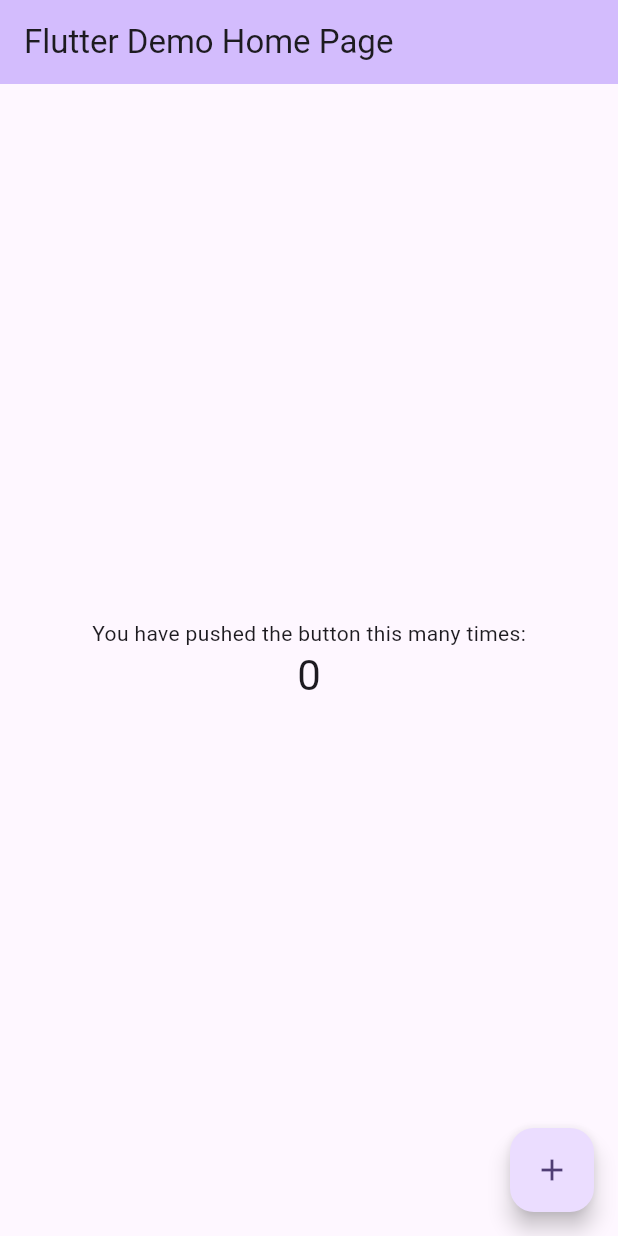
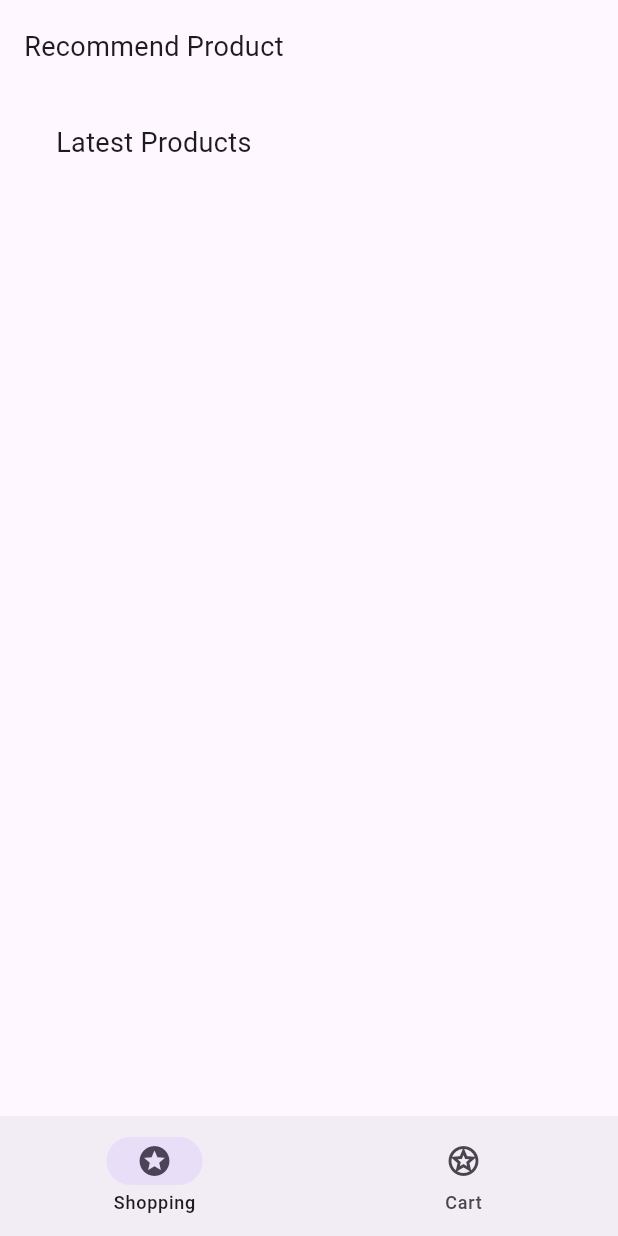
Before and after one commit to iiwvpaang/homework_test, a Flutter app: the screen it shows after launch, on a phone screen of 412 x 824 dp. Run offline on Flutter 3.47's test engine with Material 3 defaults, Android fonts, the phone set to English and light mode, and no system bars.

Commit message:
feat(ui): first draft of layout

```diff
--- a/lib/main.dart
+++ b/lib/main.dart
@@ -1,4 +1,5 @@
 import 'package:flutter/material.dart';
+import 'package:homework_test/screens/tab_bar_bottom.dart';
 
 void main() {
   runApp(const HomeworkTest());
@@ -13,57 +14,16 @@ class HomeworkTest extends StatelessWidget {
     return MaterialApp(
       title: 'Homework Test',
       theme: ThemeData(
+        scaffoldBackgroundColor: const Color(0xFFFEF7FF),
         colorScheme: ColorScheme.fromSeed(seedColor: Colors.deepPurple),
         useMaterial3: true,
+        textTheme: TextTheme(
+          bodyLarge: TextStyle(fontSize: 20.0),
+          bodyMedium: TextStyle(fontSize: 18.0),
+          bodySmall: TextStyle(fontSize: 16.0),
+        ),
       ),
-      home: const MyHomePage(title: 'Flutter Demo Home Page'),
+      home: const TabBarBottom(),
     );
   }
 }
-
-class MyHomePage extends StatefulWidget {
-  const MyHomePage({super.key, required this.title});
-  final String title;
-
-  @override
-  State<MyHomePage> createState() => _MyHomePageState();
-}
-
-class _MyHomePageState extends State<MyHomePage> {
-  int _counter = 0;
-
-  void _incrementCounter() {
-    setState(() {
-      _counter++;
-    });
-  }
-
-  @override
-  Widget build(BuildContext context) {
-    return Scaffold(
-      appBar: AppBar(
-        backgroundColor: Theme.of(context).colorScheme.inversePrimary,
-        title: Text(widget.title),
-      ),
-      body: Center(
-        child: Column(
-          mainAxisAlignment: MainAxisAlignment.center,
-          children: <Widget>[
-            const Text(
-              'You have pushed the button this many times:',
-            ),
-            Text(
-              '$_counter',
-              style: Theme.of(context).textTheme.headlineMedium,
-            ),
-          ],
-        ),
-      ),
-      floatingActionButton: FloatingActionButton(
-        onPressed: _incrementCounter,
-        tooltip: 'Increment',
-        child: const Icon(Icons.add),
-      ), // This trailing comma makes auto-formatting nicer for build methods.
-    );
-  }
-}
--- /dev/null
+++ b/lib/screens/cart.dart
@@ -0,0 +1,30 @@
+import 'package:flutter/material.dart';
+
+class Cart extends StatefulWidget {
+  const Cart({super.key});
+
+  @override
+  State<Cart> createState() => _CartState();
+}
+
+class _CartState extends State<Cart> {
+  @override
+  Widget build(BuildContext context) {
+    return Scaffold(
+      extendBodyBehindAppBar: false,
+      appBar: PreferredSize(
+        preferredSize: Size.fromHeight(10.0),
+        child: AppBar(
+          forceMaterialTransparency: true,
+          elevation: 0.0,
+          iconTheme: const IconThemeData(
+            color: Colors.black,
+          ),
+        ),
+      ),
+      body: Column(
+        children: [],
+      ),
+    );
+  }
+}
--- /dev/null
+++ b/lib/screens/latest_product.dart
@@ -0,0 +1,21 @@
+import 'package:flutter/cupertino.dart';
+
+import '../widgets/title_bar.dart';
+
+class LatestProduct extends StatefulWidget {
+  const LatestProduct({super.key});
+
+  @override
+  State<LatestProduct> createState() => _LatestProductState();
+}
+
+class _LatestProductState extends State<LatestProduct> {
+  @override
+  Widget build(BuildContext context) {
+    return Column(
+      children: [
+        TitleBar(titleName: 'Latest Products'),
+      ],
+    );
+  }
+}
--- /dev/null
+++ b/lib/screens/recommend_product.dart
@@ -0,0 +1,22 @@
+import 'package:flutter/cupertino.dart';
+import 'package:flutter/material.dart';
+
+import '../widgets/title_bar.dart';
+
+class RecommendProduct extends StatefulWidget {
+  const RecommendProduct({super.key});
+
+  @override
+  State<RecommendProduct> createState() => _RecommendProductState();
+}
+
+class _RecommendProductState extends State<RecommendProduct> {
+  @override
+  Widget build(BuildContext context) {
+    return Column(
+      children: [
+        TitleBar(titleName: 'Recommend Product'),
+      ],
+    );
+  }
+}
--- /dev/null
+++ b/lib/screens/shopping.dart
@@ -0,0 +1,36 @@
+import 'package:flutter/cupertino.dart';
+import 'package:flutter/material.dart';
+import 'package:homework_test/screens/latest_product.dart';
+import 'package:homework_test/screens/recommend_product.dart';
+
+class Shopping extends StatefulWidget {
+  const Shopping({super.key});
+
+  @override
+  State<Shopping> createState() => _ShoppingState();
+}
+
+class _ShoppingState extends State<Shopping> {
+  @override
+  Widget build(BuildContext context) {
+    return Scaffold(
+      extendBodyBehindAppBar: false,
+      appBar: PreferredSize(
+        preferredSize: Size.fromHeight(10.0),
+        child: AppBar(
+          forceMaterialTransparency: true,
+          elevation: 0.0,
+          iconTheme: const IconThemeData(
+            color: Colors.black,
+          ),
+        ),
+      ),
+      body: Column(
+        children: [
+          RecommendProduct(),
+          LatestProduct(),
+        ],
+      ),
+    );
+  }
+}
--- /dev/null
+++ b/lib/screens/tab_bar_bottom.dart
@@ -0,0 +1,50 @@
+import 'package:flutter/cupertino.dart';
+import 'package:flutter/material.dart';
+
+import './shopping.dart';
+import './cart.dart';
+
+class TabBarBottom extends StatefulWidget {
+  const TabBarBottom({super.key});
+
+  @override
+  State<TabBarBottom> createState() => _TabBarBottomState();
+}
+
+class _TabBarBottomState extends State<TabBarBottom> {
+  int currentPageIndex = 0;
+  final screens = [
+    Shopping(),
+    Cart(),
+  ];
+
+  @override
+  Widget build(BuildContext context) {
+    return Scaffold(
+      body: <Widget>[
+        Shopping(),
+        Cart(),
+      ][currentPageIndex],
+      bottomNavigationBar: NavigationBar(
+        onDestinationSelected: (int index) {
+          setState(() {
+            currentPageIndex = index;
+          });
+        },
+        indicatorColor: Color(0xFFE8DEF8),
+        selectedIndex: currentPageIndex,
+        destinations: const <Widget>[
+          NavigationDestination(
+            selectedIcon: Icon(Icons.stars),
+            icon: Icon(Icons.stars),
+            label: 'Shopping',
+          ),
+          NavigationDestination(
+            icon: Icon(Icons.stars_outlined),
+            label: 'Cart',
+          ),
+        ],
+      ),
+    );
+  }
+}
--- /dev/null
+++ b/lib/widgets/title_bar.dart
@@ -0,0 +1,17 @@
+import 'package:flutter/cupertino.dart';
+
+class TitleBar extends StatelessWidget {
+  const TitleBar({super.key, required this.titleName});
+  final String titleName;
+
+  @override
+  Widget build(BuildContext context) {
+    return SizedBox(
+      height: 64,
+      child: Padding(
+        padding: EdgeInsets.symmetric(vertical: 8, horizontal: 16),
+        child: Text(titleName),
+      ),
+    );
+  }
+}
```
